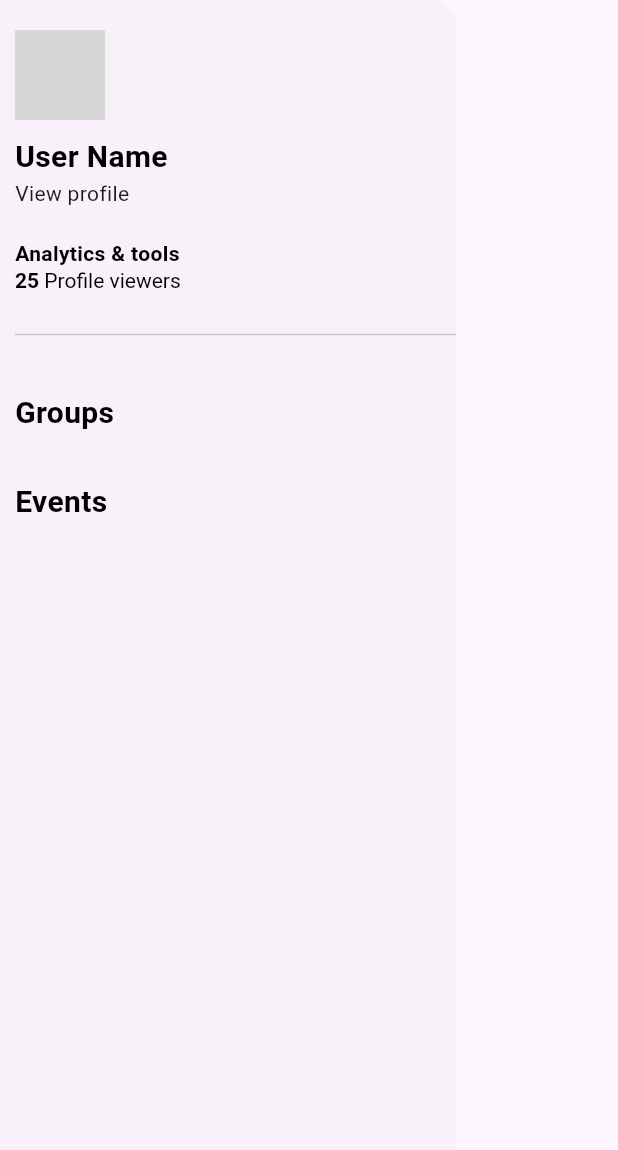
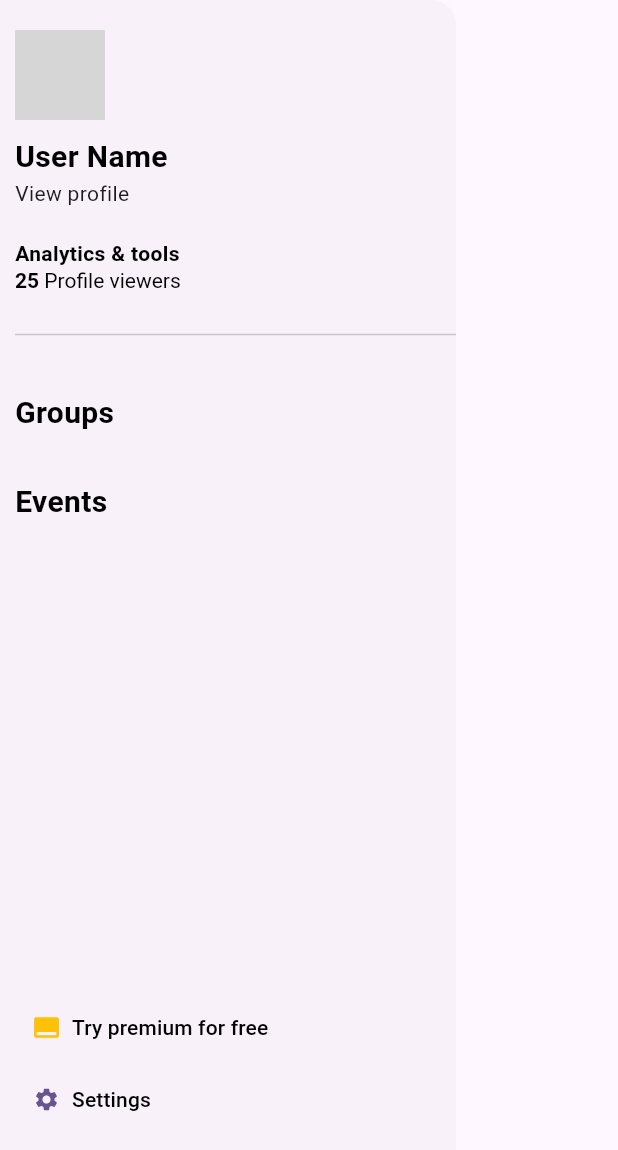
Before and after one commit to sharonRodrigues2255/linkedIn_clone, a Flutter app: the DrawerWidget widget shown alone on an empty page, opened directly, on a phone screen of 412 x 824 dp. Shown: the top 1150 px of the screen. Run offline on Flutter 3.47's test engine with Material 2 defaults, Android fonts, the phone set to English and light mode, and no system bars; network calls fail; grey boxes are pictures that could not be loaded.

Commit message:
drawer updated with settings

```diff
--- a/lib/view/bottom_navigation/widgets/drawer_widget.dart
+++ b/lib/view/bottom_navigation/widgets/drawer_widget.dart
@@ -1,8 +1,10 @@
 import 'package:flutter/material.dart';
+import 'package:linkedin_clone/utils/contants/colors.dart';
 import 'package:linkedin_clone/utils/contants/contant_sizes.dart';
 import 'package:linkedin_clone/utils/contants/myfont.dart';
 import 'package:linkedin_clone/utils/contants/profile_data.dart';
 import 'package:linkedin_clone/view/profile_page/profile_page.dart';
+import 'package:linkedin_clone/view/settings/settings.dart';
 
 class DrawerWidget extends StatelessWidget {
   const DrawerWidget({
@@ -80,7 +82,27 @@ class DrawerWidget extends StatelessWidget {
                 Text(
                   "Events",
                   style: myfont(),
-                )
+                ),
+                SizedBox(
+                  height: MediaQuery.of(context).size.height / 2 - 100,
+                ),
+                TextButton.icon(
+                    onPressed: () {},
+                    icon: Icon(
+                      Icons.call_to_action_rounded,
+                      color: Colors.amber,
+                    ),
+                    label: Text(
+                      "Try premium for free",
+                      style: TextStyle(color: kblack),
+                    )),
+                TextButton.icon(
+                    onPressed: () {
+                      Navigator.of(context).push(
+                          MaterialPageRoute(builder: (context) => Settings()));
+                    },
+                    icon: Icon(Icons.settings),
+                    label: Text("Settings", style: TextStyle(color: kblack)))
               ],
             ),
           ),
--- /dev/null
+++ b/lib/view/settings/settings.dart
@@ -0,0 +1,12 @@
+import 'package:flutter/material.dart';
+
+class Settings extends StatelessWidget {
+  const Settings({super.key});
+
+  @override
+  Widget build(BuildContext context) {
+    return Scaffold(
+      backgroundColor: Colors.red,
+    );
+  }
+}
```
Also changed, not shown: lib/view/bottom_navigation/bottom_navigation_screens/my_network/screens/invitations/screens/sent.dart (+14 -2 lines), assets/images/noinvitaionsimage2.jpg (added).
